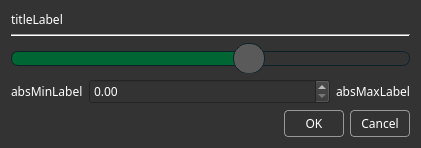
Before: the Qt Designer form src/changelimitsdialog.ui in IlyaZh/Maiman-Workbench, drawn with Qt 5.
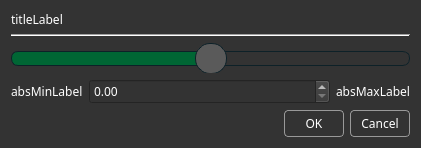
After: the same form once the commit is applied.

Patch:
```diff
--- a/src/changelimitsdialog.ui
+++ b/src/changelimitsdialog.ui
@@ -118,11 +118,17 @@
 
 </string>
        </property>
+       <property name="minimum">
+        <number>-100</number>
+       </property>
+       <property name="maximum">
+        <number>0</number>
+       </property>
        <property name="singleStep">
         <number>0</number>
        </property>
        <property name="value">
-        <number>60</number>
+        <number>-50</number>
        </property>
        <property name="tracking">
         <bool>true</bool>
```
Left out of the diff: 3 changed lines with no effect on the pictures.
